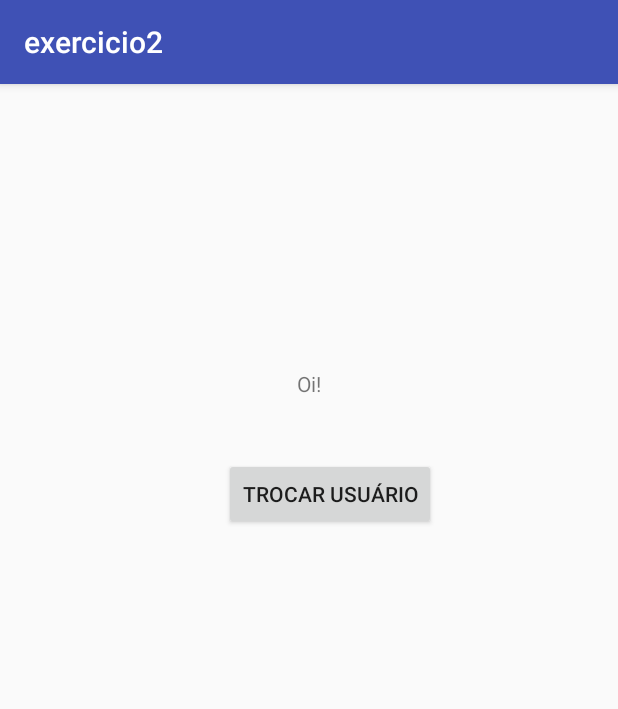
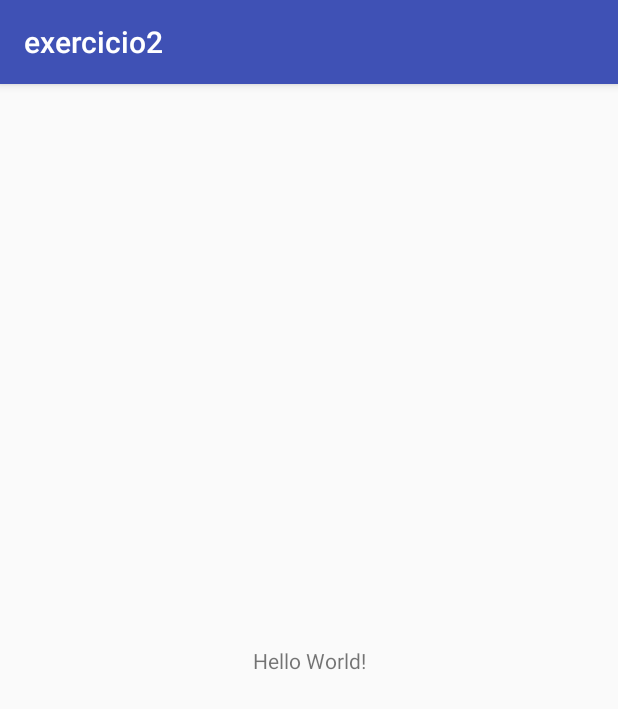
Before and after one commit to matc89-20192/android-ex2-lilianefiuza, an Android app: the screen it shows after launch (MainActivity), on a phone screen of 412 x 824 dp. Shown: the top 709 px of the screen. Run offline under Robolectric (Android 15) with nearby library versions, the phone set to English and light mode, and no system bars.

Commit message:
excluir comentario

```diff
--- a/app/build.gradle
+++ b/app/build.gradle
@@ -24,7 +24,7 @@ dependencies {
     androidTestCompile('com.android.support.test.espresso:espresso-core:2.2.2', {
         exclude group: 'com.android.support', module: 'support-annotations'
     })
-    implementation 'com.android.support:appcompat-v7:26.+'
-    implementation 'com.android.support.constraint:constraint-layout:1.0.2'
+    compile 'com.android.support:appcompat-v7:26.+'
+    compile 'com.android.support.constraint:constraint-layout:1.0.2'
     testCompile 'junit:junit:4.12'
 }
--- a/app/src/main/AndroidManifest.xml
+++ b/app/src/main/AndroidManifest.xml
@@ -9,7 +9,6 @@
         android:roundIcon="@mipmap/ic_launcher_round"
         android:supportsRtl="true"
         android:theme="@style/AppTheme">
-        <activity android:name=".OutraActivity"></activity>
         <activity android:name=".MainActivity">
             <intent-filter>
                 <action android:name="android.intent.action.MAIN" />
--- a/app/src/main/java/matc89/exercicio2/MainActivity.java
+++ b/app/src/main/java/matc89/exercicio2/MainActivity.java
@@ -1,74 +1,13 @@
 package matc89.exercicio2;
 
-import android.content.Intent;
 import android.support.v7.app.AppCompatActivity;
 import android.os.Bundle;
-import android.view.View;
-import android.widget.Button;
-import android.widget.TextView;
 
 public class MainActivity extends AppCompatActivity {
-
-    private Button botao;
-    private TextView textView;
-    private String textoRetornado;
 
     @Override
     protected void onCreate(Bundle savedInstanceState) {
         super.onCreate(savedInstanceState);
         setContentView(R.layout.activity_main);
-
-        botao = (Button) findViewById(R.id.btnTrocar);
-        textView = (TextView) findViewById(R.id.textView);
-
-        final Bundle extra = getIntent().getExtras();
-
-        textoRetornado = "";
-
-        if (extra != null){
-            if (extra.getString("nome").matches("")){
-                textView.setText("Oi!");
-            }
-            else {
-                textoRetornado = extra.getString("nome");
-                textView.setText("Oi," + " " + textoRetornado + "!");
-            }
-        }
-
-        botao.setOnClickListener(new View.OnClickListener() {
-            @Override
-            public void onClick(View v) {
-
-                String texto ;
-
-                if (extra == null){
-                    texto = "";
-                } else {
-                    texto = extra.getString("nome");
-                }
-
-                Intent intent = new Intent(MainActivity.this, OutraActivity.class);
-                intent.putExtra("nome", texto );
-
-                startActivity(intent);
-            }
-        });
     }
-
-    protected void onSaveInstanceState(Bundle state){
-        super.onSaveInstanceState(state);
-        if (textoRetornado.matches("") || textoRetornado.matches("Oi!")){
-            state.putString("nome", "Oi!");
-        } else {
-            state.putString("nome", " " + textoRetornado + "!");
-        }
-    }
-
-    protected void onRestoreInstanceState(Bundle savedInstanceState){
-        super.onRestoreInstanceState(savedInstanceState);
-
-        textView.setText(savedInstanceState.getString("nome"));
-
-    }
-
 }
--- a/app/src/main/res/layout/activity_main.xml
+++ b/app/src/main/res/layout/activity_main.xml
@@ -7,31 +7,12 @@
     tools:context="matc89.exercicio2.MainActivity">
 
     <TextView
-        android:id="@+id/textView"
         android:layout_width="wrap_content"
         android:layout_height="wrap_content"
-        android:text="Oi!"
+        android:text="Hello World!"
         app:layout_constraintBottom_toBottomOf="parent"
         app:layout_constraintLeft_toLeftOf="parent"
         app:layout_constraintRight_toRightOf="parent"
-        app:layout_constraintTop_toTopOf="parent"
-        app:layout_constraintVertical_bias="0.254" />
+        app:layout_constraintTop_toTopOf="parent" />
 
-    <Button
-        android:id="@+id/btnTrocar"
-        android:layout_width="wrap_content"
-        android:layout_height="wrap_content"
-        android:layout_marginBottom="260dp"
-        android:layout_marginEnd="121dp"
-        android:layout_marginLeft="120dp"
-        android:layout_marginRight="121dp"
-        android:layout_marginStart="120dp"
-        android:layout_marginTop="40dp"
-        android:text="Trocar usuário"
-        app:layout_constraintBottom_toBottomOf="parent"
-        app:layout_constraintEnd_toEndOf="parent"
-        app:layout_constraintHorizontal_bias="1.0"
-        app:layout_constraintStart_toStartOf="parent"
-        app:layout_constraintTop_toBottomOf="@+id/textView"
-        app:layout_constraintVertical_bias="0.0" />
 </android.support.constraint.ConstraintLayout>
```
Also changed, not shown: app/src/main/java/matc89/exercicio2/OutraActivity.java (deleted, +0 -59 lines), app/src/main/res/layout/activity_outra.xml (deleted, +0 -58 lines), build.gradle (+1 -10 lines), gradle/wrapper/gradle-wrapper.properties.
